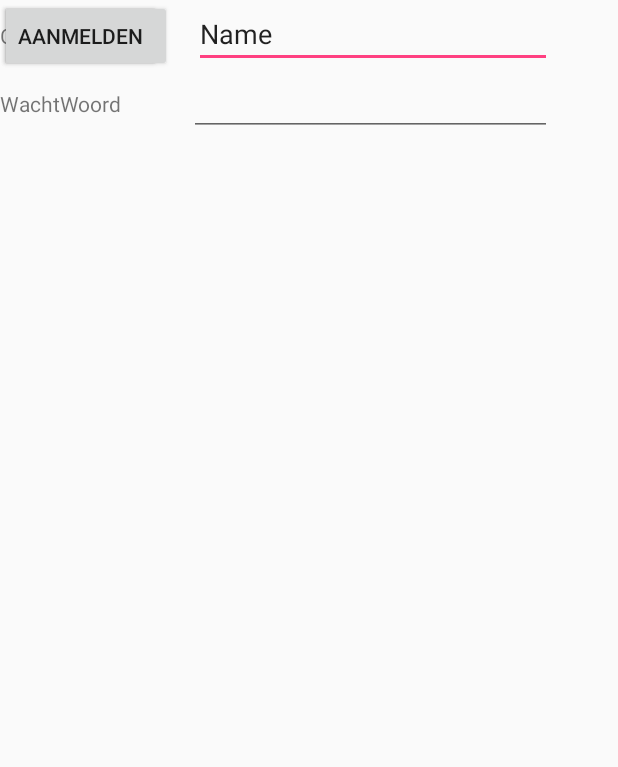
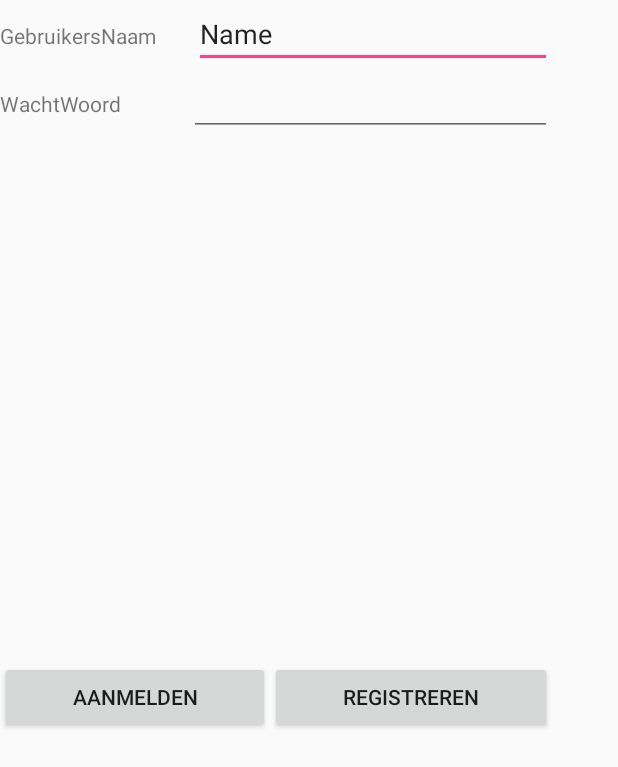
Before and after one commit to svh1998/monoordapp, an Android app: the layout activity_login2.xml on its own in the app's theme, with its tools: preview values and no code run, on a phone screen of 412 x 824 dp. Shown: the top 767 px of the screen. Run offline under Robolectric (Android 15) with nearby library versions, the phone set to English and light mode, and no system bars.

Commit message:
login layout

```diff
--- a/app/src/main/res/layout/activity_login2.xml
+++ b/app/src/main/res/layout/activity_login2.xml
@@ -5,22 +5,6 @@
     android:layout_width="match_parent"
     android:layout_height="match_parent"
     tools:context="com.example.svanh.testproject.Login_Logout.Login">
-
-    <Button
-        android:id="@+id/Registreren"
-        android:layout_width="wrap_content"
-        android:layout_height="wrap_content"
-        android:text="Registreren"
-        tools:layout_editor_absoluteX="16dp"
-        tools:layout_editor_absoluteY="447dp" />
-
-    <Button
-        android:id="@+id/Aanmelden"
-        android:layout_width="wrap_content"
-        android:layout_height="wrap_content"
-        android:text="Aanmelden"
-        tools:layout_editor_absoluteX="260dp"
-        tools:layout_editor_absoluteY="447dp" />
 
     <LinearLayout
         android:layout_width="368dp"
@@ -72,5 +56,33 @@
                 android:inputType="textPassword" />
         </LinearLayout>
 
+        <Space
+            android:layout_width="match_parent"
+            android:layout_height="350dp" />
+
+        <LinearLayout
+            android:layout_width="match_parent"
+            android:layout_height="match_parent"
+            android:orientation="horizontal">
+
+            <Button
+                android:id="@+id/Aanmelden"
+                android:layout_width="wrap_content"
+                android:layout_height="wrap_content"
+                android:layout_weight="1"
+                android:text="Aanmelden"
+                tools:layout_editor_absoluteX="260dp"
+                tools:layout_editor_absoluteY="447dp" />
+
+            <Button
+                android:id="@+id/Registreren"
+                android:layout_width="wrap_content"
+                android:layout_height="wrap_content"
+                android:layout_weight="1"
+                android:text="Registreren"
+                tools:layout_editor_absoluteX="16dp"
+                tools:layout_editor_absoluteY="447dp" />
+        </LinearLayout>
+
     </LinearLayout>
 </android.support.constraint.ConstraintLayout>
```
